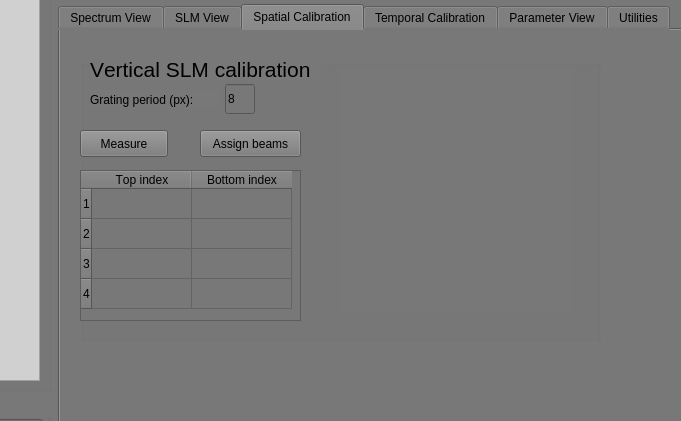
This is src/GUI/main_GUI.ui in SilvaScience/colberto as Qt 5 draws it before an edit; both pictures show x 257 to 938 and y 85 to 506 of the 1135 by 1002 pixel window. The edited form follows.
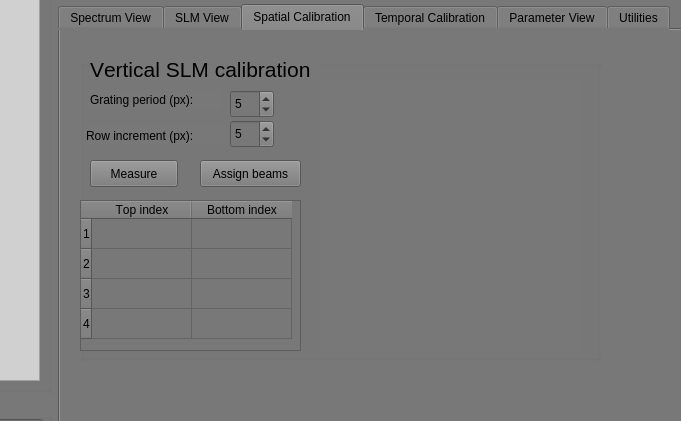
This is the edited form. Custom widgets are drawn as their Qt base class.

Commit message: Figuring out the beam pacakge still....but connected a bunch of widgets

Patch:
```diff
--- a/src/GUI/main_GUI.ui
+++ b/src/GUI/main_GUI.ui
@@ -333,7 +333,7 @@
             <x>20</x>
             <y>30</y>
             <width>521</width>
-            <height>281</height>
+            <height>301</height>
            </rect>
           </property>
           <property name="font">
@@ -353,25 +353,6 @@
           <property name="checked">
            <bool>false</bool>
           </property>
-          <widget class="QLineEdit" name="grating_period_line_edit">
-           <property name="geometry">
-            <rect>
-             <x>145</x>
-             <y>24</y>
-             <width>30</width>
-             <height>30</height>
-            </rect>
-           </property>
-           <property name="text">
-            <string>8</string>
-           </property>
-           <property name="readOnly">
-            <bool>false</bool>
-           </property>
-           <property name="clearButtonEnabled">
-            <bool>false</bool>
-           </property>
-          </widget>
           <widget class="QLabel" name="grating_period_label">
            <property name="geometry">
             <rect>
@@ -391,18 +372,18 @@
            </property>
            <property name="geometry">
             <rect>
-             <x>260</x>
-             <y>10</y>
-             <width>231</width>
-             <height>241</height>
+             <x>240</x>
+             <y>20</y>
+             <width>261</width>
+             <height>271</height>
             </rect>
            </property>
           </widget>
           <widget class="QPushButton" name="measure_vertical_calibration">
            <property name="geometry">
             <rect>
-             <x>0</x>
-             <y>70</y>
+             <x>10</x>
+             <y>100</y>
              <width>88</width>
              <height>27</height>
             </rect>
@@ -415,7 +396,7 @@
            <property name="geometry">
             <rect>
              <x>0</x>
-             <y>110</y>
+             <y>140</y>
              <width>221</width>
              <height>151</height>
             </rect>
@@ -445,7 +426,7 @@
            <property name="geometry">
             <rect>
              <x>120</x>
-             <y>70</y>
+             <y>100</y>
              <width>101</width>
              <height>27</height>
             </rect>
@@ -472,6 +453,51 @@
             <string>Vertical SLM calibration </string>
            </property>
           </widget>
+          <widget class="QLabel" name="grating_period_label_2">
+           <property name="geometry">
+            <rect>
+             <x>6</x>
+             <y>66</y>
+             <width>141</width>
+             <height>19</height>
+            </rect>
+           </property>
+           <property name="text">
+            <string>Row increment (px):</string>
+           </property>
+          </widget>
+          <widget class="QSpinBox" name="grating_period_spin_box">
+           <property name="geometry">
+            <rect>
+             <x>150</x>
+             <y>30</y>
+             <width>44</width>
+             <height>28</height>
+            </rect>
+           </property>
+           <property name="minimum">
+            <number>2</number>
+           </property>
+           <property name="value">
+            <number>5</number>
+           </property>
+          </widget>
+          <widget class="QSpinBox" name="row_increment_spin_box">
+           <property name="geometry">
+            <rect>
+             <x>150</x>
+             <y>60</y>
+             <width>44</width>
+             <height>28</height>
+            </rect>
+           </property>
+           <property name="minimum">
+            <number>1</number>
+           </property>
+           <property name="value">
+            <number>5</number>
+           </property>
+          </widget>
          </widget>
         </widget>
         <widget class="QWidget" name="temporal_tab">
```
The commit also changes 7 other files.
